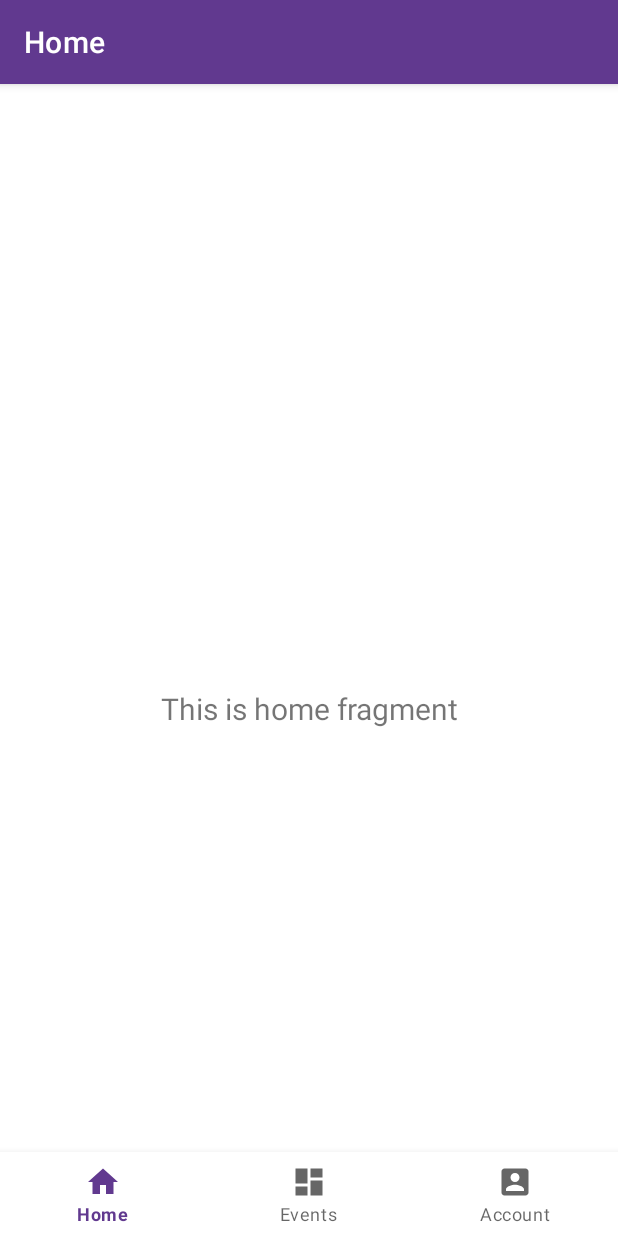
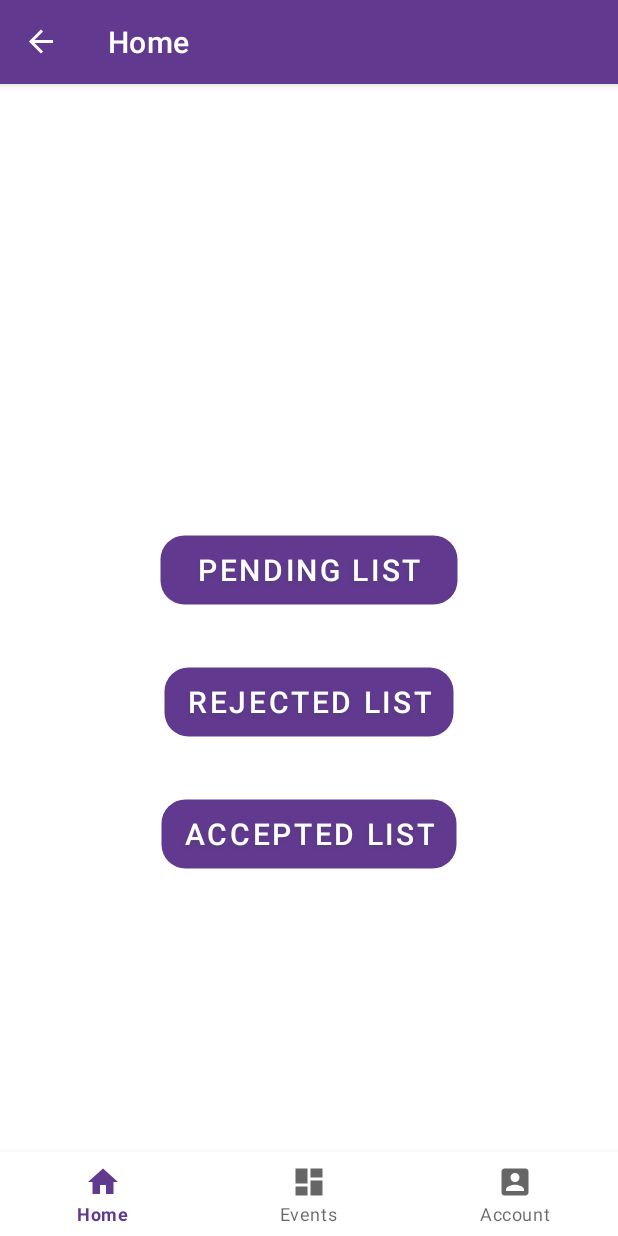
Before and after one commit to uOttawaSEG/project-group-5, an Android app: the screen it shows after launch (MainActivity), on a phone screen of 412 x 824 dp. Run offline under Robolectric (Android 15) with nearby library versions, the phone set to English and light mode, and no system bars; our stand-ins replace Firebase (no records; nobody signed in at launch, a user with empty details on screens opened directly), navigation-ui.

Commit message:
Created new fragment for the admin home page

```diff
--- /dev/null
+++ b/app/src/main/java/com/example/projectgroup5/ui/home/AdminListsOptionSelector.java
@@ -0,0 +1,67 @@
+package com.example.projectgroup5.ui.home;
+
+import android.os.Bundle;
+import android.view.LayoutInflater;
+import android.view.View;
+import android.view.ViewGroup;
+
+import androidx.annotation.NonNull;
+import androidx.fragment.app.Fragment;
+import androidx.navigation.NavController;
+import androidx.navigation.Navigation;
+
+import com.example.projectgroup5.R;
+import com.example.projectgroup5.databinding.FragmentAdminListsOptionSelectorBinding;
+
+public class AdminListsOptionSelector extends Fragment {
+
+    private FragmentAdminListsOptionSelectorBinding binding;
+
+    public View onCreateView(@NonNull LayoutInflater inflater,
+                             ViewGroup container, Bundle savedInstanceState) {
+        binding = FragmentAdminListsOptionSelectorBinding.inflate(inflater, container, false);
+        ViewGroup.LayoutParams params = binding.getRoot().getLayoutParams();
+        params.width = ViewGroup.LayoutParams.MATCH_PARENT;
+        params.height = ViewGroup.LayoutParams.MATCH_PARENT;
+        binding.getRoot().setLayoutParams(params);
+        NavController navController = Navigation.findNavController(requireActivity(),R.id.nav_host_fragment_activity_main);
+        // set the buttons on click listeners for the login button and the create account button
+        binding.getRoot().findViewById(R.id.acceptedListButton).setOnClickListener(v -> {
+            //Fragment loginFragment = new LoginFragment();
+            /*getActivity().getSupportFragmentManager().beginTransaction()
+                    .replace(R.id.nav_host_fragment_activity_main, loginFragment)
+                    .addToBackStack(loginFragment.getClass().getName())
+                    .commit();*/
+            navController.navigate(R.id.action_list_options_selector_to_accepted_list);
+
+        });
+
+        // same for the create account button
+        binding.getRoot().findViewById(R.id.rejectedListButton).setOnClickListener(v -> {
+            //Fragment createAccountFragment = new CreateAccountFragment();
+            /*getActivity().getSupportFragmentManager().beginTransaction()
+                    .replace(R.id.nav_host_fragment_activity_main, createAccountFragment)
+                    .addToBackStack(createAccountFragment.getClass().getName())
+                    .commit();*/
+            navController.navigate(R.id.action_list_options_selector_to_rejected_list);
+        });
+
+        binding.getRoot().findViewById(R.id.pendingListButton).setOnClickListener(v -> {
+            //Fragment createAccountFragment = new CreateAccountFragment();
+            /*getActivity().getSupportFragmentManager().beginTransaction()
+                    .replace(R.id.nav_host_fragment_activity_main, createAccountFragment)
+                    .addToBackStack(createAccountFragment.getClass().getName())
+                    .commit();*/
+            navController.navigate(R.id.action_list_options_selector_to_pending_list);
+        });
+
+        return binding.getRoot();
+    }
+
+    @Override
+    public void onDestroyView() {
+        super.onDestroyView();
+        binding = null;
+    }
+
+}
--- a/app/src/main/java/com/example/projectgroup5/ui/home/HomeFragment.java
+++ b/app/src/main/java/com/example/projectgroup5/ui/home/HomeFragment.java
@@ -10,8 +10,12 @@ import android.widget.TextView;
 import androidx.annotation.NonNull;
 import androidx.fragment.app.Fragment;
 import androidx.lifecycle.ViewModelProvider;
+import androidx.navigation.NavController;
+import androidx.navigation.Navigation;
 
+import com.example.projectgroup5.R;
 import com.example.projectgroup5.databinding.FragmentHomeBinding;
+import com.example.projectgroup5.users.UserSession;
 
 public class HomeFragment extends Fragment {
 
@@ -19,16 +23,34 @@ public class HomeFragment extends Fragment {
 
     public View onCreateView(@NonNull LayoutInflater inflater,
                              ViewGroup container, Bundle savedInstanceState) {
-        HomeViewModel homeViewModel =
-                new ViewModelProvider(this).get(HomeViewModel.class);
 
         binding = FragmentHomeBinding.inflate(inflater, container, false);
         View root = binding.getRoot();
+        NavController navController = Navigation.findNavController(requireActivity(), R.id.nav_host_fragment_activity_main);
+        // Currently this isateException: Binary XML file line #30 in com.example.projectgroup5:l fine, userId is not null but userRepresentation is null
+        //TODO
+        if(UserSession.getInstance().getUserId() == null || UserSession.getInstance().getUserRepresentation() == null){
+            navController.navigate(R.id.action_navigation_home_to_admin_lists_option_selector);
+        }else{
+            navController.navigate(R.id.navigation_home);
+        }
 
-        final TextView textView = binding.textHome;
-        homeViewModel.getText().observe(getViewLifecycleOwner(), textView::setText);
+
+
+
+//        accountViewModel.getText().observe(getViewLifecycleOwner(), textView::setText);
         return root;
     }
+//        HomeViewModel homeViewModel =
+//                new ViewModelProvider(this).get(HomeViewModel.class);
+//
+//        binding = FragmentHomeBinding.inflate(inflater, container, false);
+//        View root = binding.getRoot();
+//
+//        final TextView textView = binding.textHome;
+//        homeViewModel.getText().observe(getViewLifecycleOwner(), textView::setText);
+//        return root;
+//    }
 
     @Override
     public void onDestroyView() {
--- /dev/null
+++ b/app/src/main/res/layout/fragment_admin_lists_option_selector.xml
@@ -0,0 +1,70 @@
+<?xml version="1.0" encoding="utf-8"?>
+<androidx.constraintlayout.widget.ConstraintLayout xmlns:android="http://schemas.android.com/apk/res/android"
+    xmlns:tools="http://schemas.android.com/tools"
+    android:layout_width="match_parent"
+    android:layout_height="match_parent"
+    tools:context=".ui.home.AdminListsOptionSelector">
+
+    <LinearLayout
+        android:layout_width="match_parent"
+        android:layout_height="match_parent"
+        android:orientation="vertical"
+        android:gravity="center"
+        tools:layout_editor_absoluteX="1dp"
+        tools:layout_editor_absoluteY="1dp" >
+
+        <Button
+            android:backgroundTint="@color/black"
+            android:background="@drawable/rounded_rectangle_border"
+            android:elevation="10dp"
+            android:textColor="@color/white"
+            android:id="@+id/pendingListButton"
+            android:layout_width="200sp"
+            android:textSize="@dimen/form_text_size"
+            android:layout_marginHorizontal="50sp"
+            android:shadowRadius="1"
+            android:shadowDx="-1"
+            android:shadowDy="3"
+            android:shadowColor="@color/text_shadow_button_form"
+            android:layout_height="wrap_content"
+            android:text="@string/pending_list" />
+
+        <Space
+            android:layout_width="match_parent"
+            android:layout_height="40sp" />
+
+        <Button
+            android:backgroundTint="@color/white"
+            android:background="@drawable/rounded_rectangle_border"
+            android:elevation="30dp"
+            android:textColor="@color/white"
+            android:layout_width="wrap_content"
+            android:id="@+id/rejectedListButton"
+            android:shadowRadius="1"
+            android:textSize="@dimen/form_text_size"
+            android:shadowDx="-1"
+            android:shadowDy="3"
+            android:shadowColor="@color/text_shadow_button_form"
+            android:layout_marginHorizontal="50sp"
+            android:layout_height="wrap_content"
+            android:text="@string/rejected_list" />
+        <Space
+            android:layout_width="match_parent"
+            android:layout_height="40sp" />
+        <Button
+            android:backgroundTint="@color/white"
+            android:background="@drawable/rounded_rectangle_border"
+            android:elevation="30dp"
+            android:textColor="@color/white"
+            android:layout_width="wrap_content"
+            android:id="@+id/acceptedListButton"
+            android:shadowRadius="1"
+            android:textSize="@dimen/form_text_size"
+            android:shadowDx="-1"
+            android:shadowDy="3"
+            android:shadowColor="@color/text_shadow_button_form"
+            android:layout_marginHorizontal="50sp"
+            android:layout_height="wrap_content"
+            android:text="@string/accepted_list" />
+    </LinearLayout>
+</androidx.constraintlayout.widget.ConstraintLayout>
--- a/app/src/main/res/navigation/mobile_navigation.xml
+++ b/app/src/main/res/navigation/mobile_navigation.xml
@@ -3,13 +3,17 @@
     xmlns:app="http://schemas.android.com/apk/res-auto"
     xmlns:tools="http://schemas.android.com/tools"
     android:id="@+id/mobile_navigation"
-    app:startDestination="@+id/navigation_home">
+    app:startDestination="@+id/search_event_dashboard">
 
     <fragment
         android:id="@+id/navigation_home"
         android:name="com.example.projectgroup5.ui.home.HomeFragment"
         android:label="@string/title_home"
-        tools:layout="@layout/fragment_home" />
+        tools:layout="@layout/fragment_home" >
+        <action
+            android:id="@+id/action_navigation_home_to_admin_lists_option_selector"
+            app:destination="@id/admin_lists_option_selector" />
+    </fragment>
 
     <fragment
         android:id="@+id/search_event_dashboard"
@@ -93,4 +97,37 @@
             app:destination="@+id/account"/>
     </fragment>
 
+    <fragment
+        android:id="@+id/admin_lists_option_selector"
+        android:name="com.example.projectgroup5.ui.home.AdminListsOptionSelector"
+        android:label="Home"
+        tools:layout="@layout/fragment_admin_lists_option_selector">
+        <action
+            android:id="@+id/action_list_options_selector_to_accepted_list"
+            app:destination="@+id/accepted_list"/>
+        <action
+            android:id="@+id/action_list_options_selector_to_rejected_list"
+            app:destination="@+id/rejected_list"/>
+        <action
+            android:id="@+id/action_list_options_selector_to_pending_list"
+            app:destination="@+id/pending_list"/>
+
+    </fragment>
+
+    <fragment
+        android:id="@+id/accepted_list"
+        android:name="com.example.projectgroup5.ui.home.AcceptedList"
+        android:label="Home"
+        tools:layout="@layout/fragment_accepted_list"/>
+    <fragment
+        android:id="@+id/rejected_list"
+        android:name="com.example.projectgroup5.ui.home.RejectedList"
+        android:label="Home"
+        tools:layout="@layout/fragment_rejected_list"/>
+    <fragment
+        android:id="@+id/pending_list"
+        android:name="com.example.projectgroup5.ui.home.PendingList"
+        android:label="Home"
+        tools:layout="@layout/fragment_pending_list"/>
+
 </navigation>
--- a/app/src/main/res/values/strings.xml
+++ b/app/src/main/res/values/strings.xml
@@ -18,4 +18,7 @@
     <string name="login">Login</string>
     <string name="comfirm_password">Comfirm Password</string>
     <string name="confirm_password">Confirm Password</string>
+    <string name="pending_list">Pending List</string>
+    <string name="rejected_list">Rejected List</string>
+    <string name="accepted_list">Accepted List</string>
 </resources>
--- a/gradle/libs.versions.toml
+++ b/gradle/libs.versions.toml
@@ -1,5 +1,5 @@
 [versions]
-agp = "8.7.0"
+agp = "8.6.0"
 #firebaseBom = "33.4.0"
 junit = "4.13.2"
 junitVersion = "1.2.1"
```
Also changed, not shown: app/src/main/java/com/example/projectgroup5/ui/home/AcceptedList.java (added, +16 -0 lines), app/src/main/java/com/example/projectgroup5/ui/home/PendingList.java (added, +16 -0 lines), app/src/main/java/com/example/projectgroup5/ui/home/RejectedList.java (added, +16 -0 lines), app/src/main/res/layout/fragment_accepted_list.xml (added, +22 -0 lines), app/src/main/res/layout/fragment_pending_list.xml (added, +22 -0 lines), app/src/main/res/layout/fragment_rejected_list.xml (added, +22 -0 lines).
